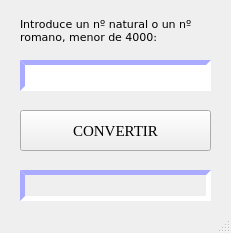
This is ejerciciosSueltos04numerosRomanos/ventanas/ventana_principal.ui in trecebarrado/nacho as Qt 5 draws it before an edit. The edited form follows.
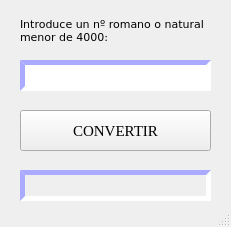
This is the edited form. Icons and pictures are not drawn.

Commit message: conversor numeros romanos-naturales/naturales-romanos en PyQt5

```diff
--- a/ejerciciosSueltos04numerosRomanos/ventanas/ventana_principal.ui
+++ b/ejerciciosSueltos04numerosRomanos/ventanas/ventana_principal.ui
@@ -7,7 +7,7 @@
     <x>0</x>
     <y>0</y>
     <width>231</width>
-    <height>233</height>
+    <height>227</height>
    </rect>
   </property>
   <property name="windowTitle">
@@ -35,8 +35,8 @@
      </font>
     </property>
     <property name="text">
-     <string>Introduce un nº natural o un nº
-romano, menor de 4000:</string>
+     <string>Introduce un nº romano o natural
+menor de 4000:</string>
     </property>
    </widget>
    <widget class="QLabel" name="label_resultado">
```
The commit also changes 2 other files.
